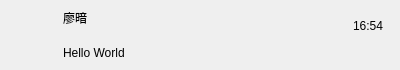
First picture: the form in Client/Form/chatuserwid.ui, repository liaoliangan/Chat, before the edit.
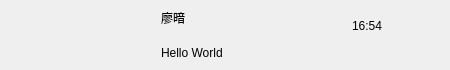
Second picture: the form after the edit.

The edit to the form file:
```diff
--- a/Client/Form/chatuserwid.ui
+++ b/Client/Form/chatuserwid.ui
@@ -6,7 +6,7 @@
    <rect>
     <x>0</x>
     <y>0</y>
-    <width>400</width>
+    <width>450</width>
     <height>70</height>
    </rect>
   </property>
@@ -95,6 +95,12 @@
    </item>
    <item>
     <widget class="QWidget" name="user_info_wid" native="true">
+     <property name="maximumSize">
+      <size>
+       <width>130</width>
+       <height>16777215</height>
+      </size>
+     </property>
      <layout class="QVBoxLayout" name="verticalLayout">
       <property name="spacing">
        <number>7</number>
@@ -120,6 +126,12 @@
       </item>
       <item>
        <widget class="QLabel" name="user_chat_label">
+        <property name="maximumSize">
+         <size>
+          <width>130</width>
+          <height>16777215</height>
+         </size>
+        </property>
         <property name="text">
          <string>Hello World</string>
         </property>
```
